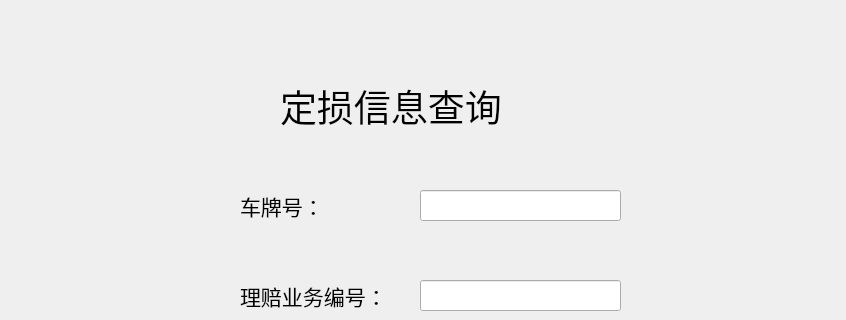
Above: compensatesearchdialog.ui from Vaskka/DR_Projects before the change; both pictures show x 0 to 846 and y 0 to 320 of the 846 by 497 pixel window. Below: the same form after it.
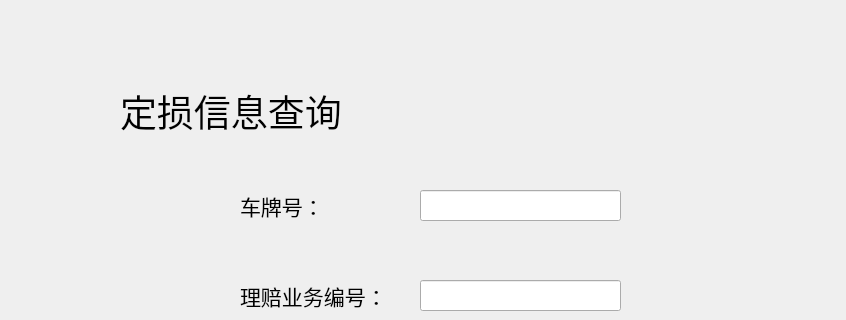
That is the form after the change.

The edit to the form file:
```diff
--- a/compensatesearchdialog.ui
+++ b/compensatesearchdialog.ui
@@ -63,10 +63,10 @@
   <widget class="QLabel" name="label_61">
    <property name="geometry">
     <rect>
-     <x>280</x>
-     <y>70</y>
-     <width>281</width>
-     <height>71</height>
+     <x>120</x>
+     <y>80</y>
+     <width>591</width>
+     <height>61</height>
     </rect>
    </property>
    <property name="font">
@@ -117,6 +117,7 @@
    </property>
   </widget>
  </widget>
+ <layoutdefault spacing="6" margin="11"/>
  <resources/>
  <connections/>
 </ui>
```
Left out of the diff: 21 changed lines with no effect on the pictures.
